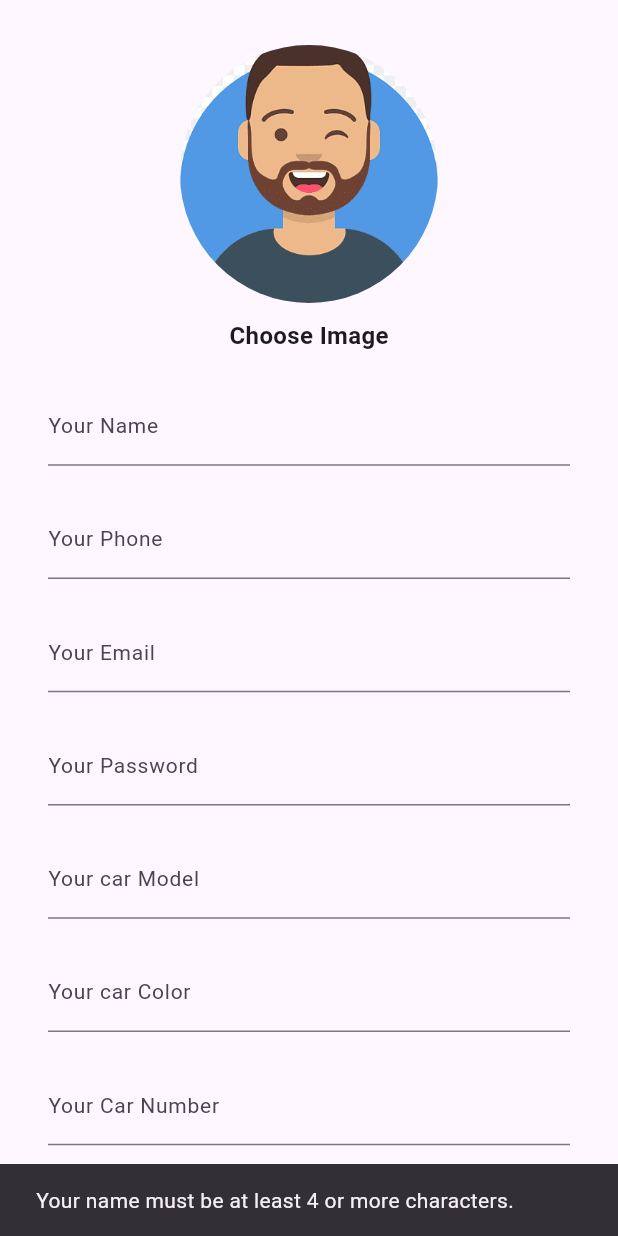
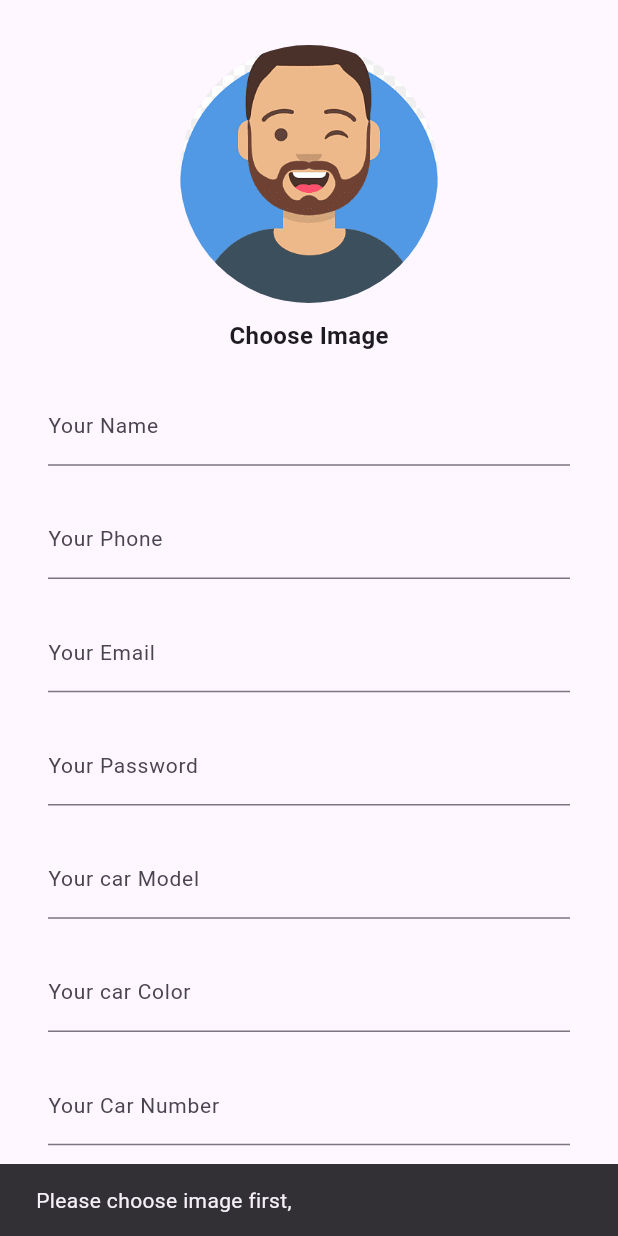
Before and after one commit to FelixPrajna/ojolali, a Flutter app: the SignupScreenDriver screen opened directly, after a tap on "Sign Up", on a phone screen of 412 x 824 dp. Run offline on Flutter 3.47's test engine with Material 3 defaults, Android fonts, the phone set to English and light mode, and no system bars; our stand-ins replace connectivity_plus, firebase_auth, firebase_core, firebase_database, firebase_storage, geolocator and 3 more; accounts and stored records are empty.

Commit message:
commit kedua Billy : memilih image dari galeri flutter dan firebase , dan mengupload images ke firebase storage flutter

```diff
--- a/lib/authentication/signup_screen_driver.dart
+++ b/lib/authentication/signup_screen_driver.dart
@@ -1,6 +1,10 @@
+import 'dart:io';
+
 import 'package:firebase_auth/firebase_auth.dart';
 import 'package:firebase_database/firebase_database.dart';
+import 'package:firebase_storage/firebase_storage.dart';
 import 'package:flutter/material.dart';
+import 'package:image_picker/image_picker.dart';
 import 'package:ojolali/authentication/login_screen_driver.dart';
 import 'package:ojolali/methods/common_methods.dart';
 import 'package:ojolali/pages/dashboard.dart';
@@ -26,13 +30,35 @@ class SignupScreenDriverState extends State<SignupScreenDriver> {
   TextEditingController vehicleNumberTextEditingController =
       TextEditingController();
   CommonMethods cMethods = CommonMethods();
+  XFile? imageFile;
+  String urlOfUploadedImage = "";
 
   checkIfNetworkIsAvailable() {
     cMethods.checkConnectivity(context);
 
-    signupFormValidation();
+   if(imageFile != null)
+   {
+    uploadImageToStorage();
+   }
+   else
+   {
+    cMethods.displaySnackBar("Please choose image first,", context);
+   }
   }
 
+uploadImageToStorage() async
+{
+  String imageIDName = DateTime.now().millisecondsSinceEpoch.toString();
+  Reference referenceImage = FirebaseStorage.instance.ref().child("Images").child(imageIDName);
+
+  UploadTask uploadtask = referenceImage.putFile(File(imageFile!.path));
+  TaskSnapshot snapshot = await uploadtask;
+  urlOfUploadedImage = await snapshot.ref.getDownloadURL();
+
+  setState(() {
+    urlOfUploadedImage;
+  });
+}
   signupFormValidation() {
     if (userNameTextEditingController.text.trim().length < 3) {
       cMethods.displaySnackBar(
@@ -101,6 +127,19 @@ class SignupScreenDriverState extends State<SignupScreenDriver> {
     }
   }
 
+  chooseImageFromGalery() async
+  {
+    final pickedFile = await ImagePicker().pickImage(source: ImageSource.gallery);
+
+    if(pickedFile != null)
+    {
+      setState(() {
+        imageFile = pickedFile;
+      });
+    }
+  }
+
+
   @override
   Widget build(BuildContext context) {
     return Scaffold(
@@ -112,15 +151,38 @@ class SignupScreenDriverState extends State<SignupScreenDriver> {
               const SizedBox(
                 height: 20,
               ),
+
+              imageFile == null ?
               const CircleAvatar(
                 radius: 86,
                 backgroundImage: AssetImage("images/avatarman.png"),
-              ),
+              ) : Container(
+                width: 180,
+                height: 180,
+                decoration: BoxDecoration(
+                  shape: BoxShape.circle,
+                  color: Colors.grey,
+                  image: DecorationImage(
+                    fit: BoxFit.fitHeight,
+                    image: FileImage(
+                      File(
+                        imageFile!.path,
+                      ),
+                    )
+                  )
+                ),
+
+                ),
+
+
               const SizedBox(
                 height: 10,
               ),
               GestureDetector(
-                onTap: () {},
+                onTap: ()
+                 {
+                  chooseImageFromGalery();
+                 },
                 child: const Text(
                   "Choose Image",
                   style: TextStyle(
--- a/pubspec.yaml
+++ b/pubspec.yaml
@@ -42,6 +42,7 @@ dependencies:
   google_maps_flutter: ^2.9.0
   permission_handler: ^11.3.1
   geolocator: ^13.0.1
+  image_picker: ^1.1.2
 
 dev_dependencies:
   flutter_test:
```
Also changed, not shown: pubspec.lock, 5 other files.
